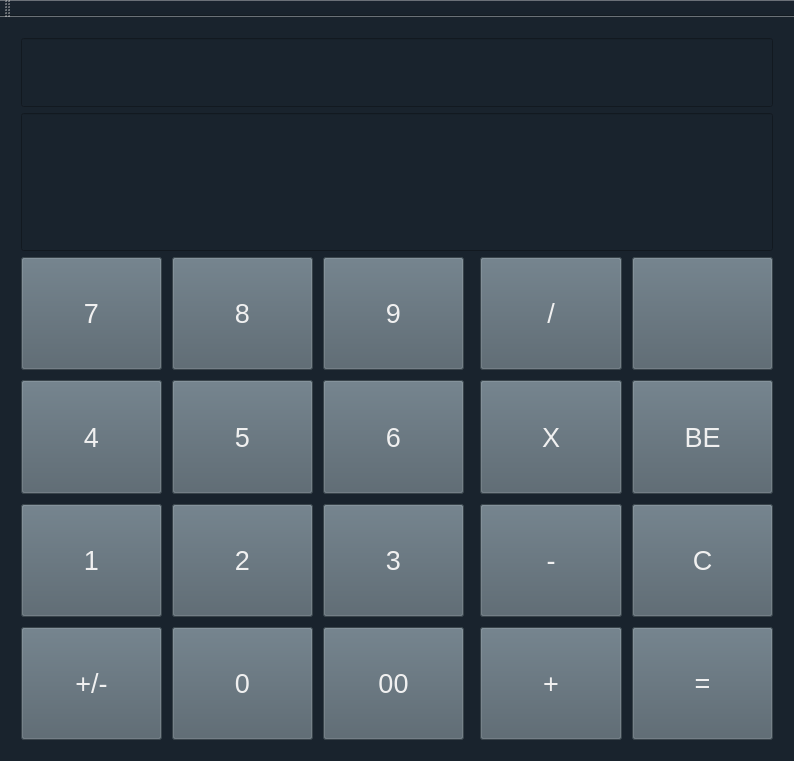
GoHwaChoi/Calculator, file CGH_QtWidget_Calculator/CGH_QtWidget_Calculator.ui: the form before one commit.
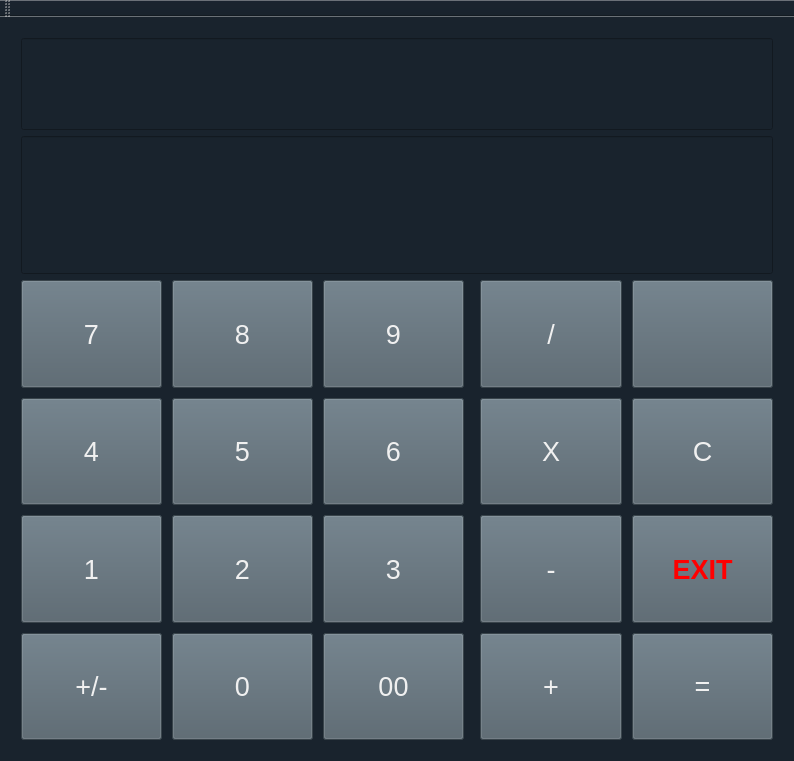
The form after the commit. Icons and pictures are not drawn.

Commit message: [수정] - 계산식 backspace 제거   -> 프로그램 종료 기능 추가

Diff of the .ui file:
```diff
--- a/CGH_QtWidget_Calculator/CGH_QtWidget_Calculator.ui
+++ b/CGH_QtWidget_Calculator/CGH_QtWidget_Calculator.ui
@@ -204,7 +204,7 @@
    </property>
    <layout class="QGridLayout" name="gridLayout_3">
     <item row="0" column="0">
-     <layout class="QVBoxLayout" name="verticalLayout" stretch="1,2,7">
+     <layout class="QVBoxLayout" name="verticalLayout" stretch="2,3,10">
       <property name="sizeConstraint">
        <enum>QLayout::SetNoConstraint</enum>
       </property>
@@ -248,7 +248,11 @@
         </property>
         <property name="font">
          <font>
-          <pointsize>40</pointsize>
+          <family>Bahnschrift Light</family>
+          <pointsize>36</pointsize>
+          <weight>50</weight>
+          <italic>false</italic>
+          <bold>false</bold>
          </font>
         </property>
         <property name="layoutDirection">
@@ -636,35 +640,7 @@
           <property name="spacing">
            <number>10</number>
           </property>
-          <item row="2" column="0">
-           <widget class="QPushButton" name="pushButton_divide">
-            <property name="sizePolicy">
-             <sizepolicy hsizetype="Expanding" vsizetype="Expanding">
-              <horstretch>0</horstretch>
-              <verstretch>0</verstretch>
-             </sizepolicy>
-            </property>
-            <property name="minimumSize">
-             <size>
-              <width>40</width>
-              <height>40</height>
-             </size>
-            </property>
-            <property name="font">
-             <font>
-              <pointsize>20</pointsize>
-             </font>
-            </property>
-            <property name="styleSheet">
-             <string notr="true">background-color: rgb(80, 95, 105);
-color: rgb(240, 240, 240);</string>
-            </property>
-            <property name="text">
-             <string>/</string>
-            </property>
-           </widget>
-          </item>
-          <item row="5" column="1">
+          <item row="6" column="1">
            <widget class="QPushButton" name="pushButton_result">
             <property name="sizePolicy">
              <sizepolicy hsizetype="Expanding" vsizetype="Expanding">
@@ -692,63 +668,7 @@
             </property>
            </widget>
           </item>
-          <item row="4" column="1">
-           <widget class="QPushButton" name="pushButton_clearCalc">
-            <property name="sizePolicy">
-             <sizepolicy hsizetype="Expanding" vsizetype="Expanding">
-              <horstretch>0</horstretch>
-              <verstretch>0</verstretch>
-             </sizepolicy>
-            </property>
-            <property name="minimumSize">
-             <size>
-              <width>40</width>
-              <height>40</height>
-             </size>
-            </property>
-            <property name="font">
-             <font>
-              <pointsize>20</pointsize>
-             </font>
-            </property>
-            <property name="styleSheet">
-             <string notr="true">background-color: rgb(80, 95, 105);
-color: rgb(240, 240, 240);</string>
-            </property>
-            <property name="text">
-             <string>C</string>
-            </property>
-           </widget>
-          </item>
-          <item row="2" column="1">
-           <widget class="QPushButton" name="pushButton_backspaceNum">
-            <property name="sizePolicy">
-             <sizepolicy hsizetype="Expanding" vsizetype="Expanding">
-              <horstretch>0</horstretch>
-              <verstretch>0</verstretch>
-             </sizepolicy>
-            </property>
-            <property name="minimumSize">
-             <size>
-              <width>40</width>
-              <height>40</height>
-             </size>
-            </property>
-            <property name="font">
-             <font>
-              <pointsize>20</pointsize>
-             </font>
-            </property>
-            <property name="styleSheet">
-             <string notr="true">background-color: rgb(80, 95, 105);
-image: url(:/CGH_QtWidget_Calculator/icon/delete_64.png);</string>
-            </property>
-            <property name="text">
-             <string/>
-            </property>
-           </widget>
-          </item>
-          <item row="5" column="0">
+          <item row="6" column="0">
            <widget class="QPushButton" name="pushButton_plus">
             <property name="sizePolicy">
              <sizepolicy hsizetype="Expanding" vsizetype="Expanding">
@@ -776,7 +696,7 @@
             </property>
            </widget>
           </item>
-          <item row="4" column="0">
+          <item row="5" column="0">
            <widget class="QPushButton" name="pushButton_minus">
             <property name="sizePolicy">
              <sizepolicy hsizetype="Expanding" vsizetype="Expanding">
@@ -804,6 +724,62 @@
             </property>
            </widget>
           </item>
+          <item row="2" column="0">
+           <widget class="QPushButton" name="pushButton_divide">
+            <property name="sizePolicy">
+             <sizepolicy hsizetype="Expanding" vsizetype="Expanding">
+              <horstretch>0</horstretch>
+              <verstretch>0</verstretch>
+             </sizepolicy>
+            </property>
+            <property name="minimumSize">
+             <size>
+              <width>40</width>
+              <height>40</height>
+             </size>
+            </property>
+            <property name="font">
+             <font>
+              <pointsize>20</pointsize>
+             </font>
+            </property>
+            <property name="styleSheet">
+             <string notr="true">background-color: rgb(80, 95, 105);
+color: rgb(240, 240, 240);</string>
+            </property>
+            <property name="text">
+             <string>/</string>
+            </property>
+           </widget>
+          </item>
+          <item row="2" column="1">
+           <widget class="QPushButton" name="pushButton_backspaceExpr">
+            <property name="sizePolicy">
+             <sizepolicy hsizetype="Expanding" vsizetype="Expanding">
+              <horstretch>0</horstretch>
+              <verstretch>0</verstretch>
+             </sizepolicy>
+            </property>
+            <property name="minimumSize">
+             <size>
+              <width>40</width>
+              <height>40</height>
+             </size>
+            </property>
+            <property name="font">
+             <font>
+              <pointsize>20</pointsize>
+             </font>
+            </property>
+            <property name="styleSheet">
+             <string notr="true">background-color: rgb(80, 95, 105);
+image: url(:/CGH_QtWidget_Calculator/icon/delete_64.png);</string>
+            </property>
+            <property name="text">
+             <string/>
+            </property>
+           </widget>
+          </item>
           <item row="3" column="0">
            <widget class="QPushButton" name="pushButton_multiple">
             <property name="sizePolicy">
@@ -833,7 +809,35 @@
            </widget>
           </item>
           <item row="3" column="1">
-           <widget class="QPushButton" name="pushButton_backspaceExpr">
+           <widget class="QPushButton" name="pushButton_clearCalc">
+            <property name="sizePolicy">
+             <sizepolicy hsizetype="Expanding" vsizetype="Expanding">
+              <horstretch>0</horstretch>
+              <verstretch>0</verstretch>
+             </sizepolicy>
+            </property>
+            <property name="minimumSize">
+             <size>
+              <width>40</width>
+              <height>40</height>
+             </size>
+            </property>
+            <property name="font">
+             <font>
+              <pointsize>20</pointsize>
+             </font>
+            </property>
+            <property name="styleSheet">
+             <string notr="true">background-color: rgb(80, 95, 105);
+color: rgb(240, 240, 240);</string>
+            </property>
+            <property name="text">
+             <string>C</string>
+            </property>
+           </widget>
+          </item>
+          <item row="5" column="1">
+           <widget class="QPushButton" name="pushButton_exit">
             <property name="enabled">
              <bool>true</bool>
             </property>
@@ -852,14 +856,16 @@
             <property name="font">
              <font>
               <pointsize>20</pointsize>
+              <weight>75</weight>
+              <bold>true</bold>
              </font>
             </property>
             <property name="styleSheet">
              <string notr="true">background-color: rgb(80, 95, 105);
-color: rgb(240, 240, 240);</string>
+color: rgb(255, 0, 0);</string>
             </property>
             <property name="text">
-             <string>BE</string>
+             <string>EXIT</string>
             </property>
            </widget>
           </item>
```
The commit also changes 5 other files.
